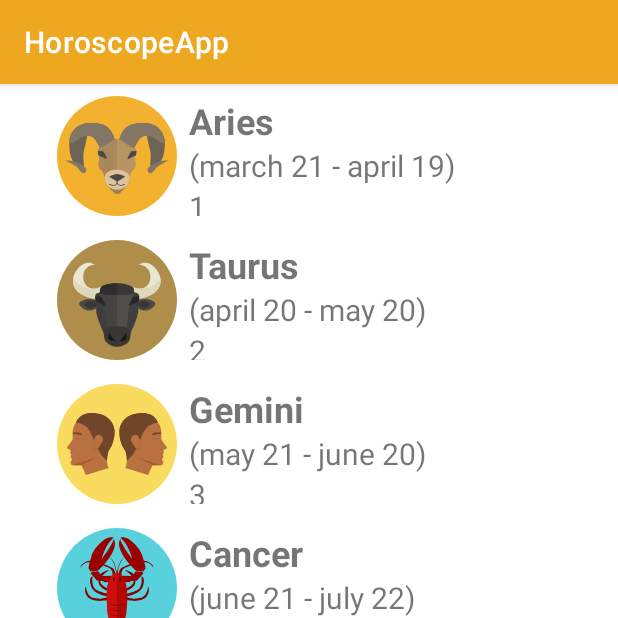
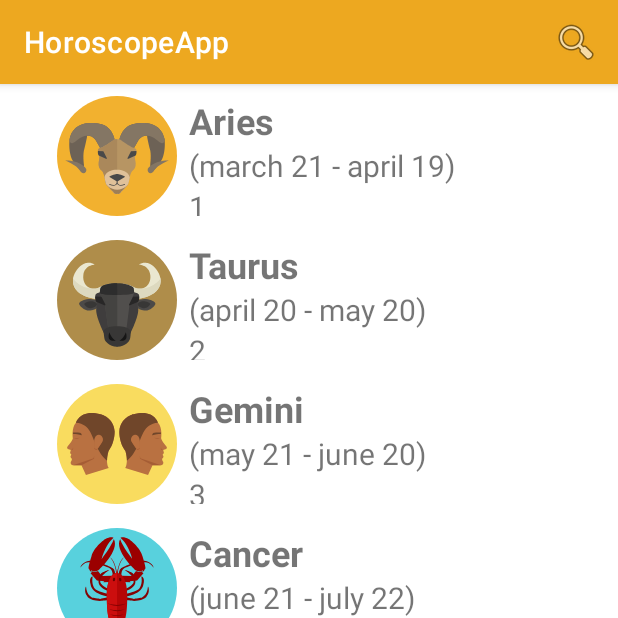
Before and after one commit to raulfl1982ndrd/HoroscopeApp, an Android app: the screen it shows after launch (MainActivity), on a phone screen of 412 x 824 dp, the top half of it. Run offline under Robolectric (Android 15) with nearby library versions, the phone set to English and light mode, and no system bars.

Commit message:
Se añade una funcion que cuando se esta buscando resalta el texto

```diff
--- a/app/src/main/java/com/example/horoscopeapp/Horoscope.kt
+++ b/app/src/main/java/com/example/horoscopeapp/Horoscope.kt
@@ -1,5 +1,5 @@
 package com.example.horoscopeapp
 
-class Horoscope(val id:String,val name:String, val logo:Int, val date:Int,val desc:String) {
+class Horoscope(val id:String,val name:String, val logo:Int, val date:Int,val desc:String,var favorite:Boolean) {
 
 }
--- a/app/src/main/java/com/example/horoscopeapp/HoroscopeProvider.kt
+++ b/app/src/main/java/com/example/horoscopeapp/HoroscopeProvider.kt
@@ -3,18 +3,18 @@ package com.example.horoscopeapp
 class HoroscopeProvider {
     companion object{
         private val horoscopesList: List<Horoscope> = listOf(
-            Horoscope("aries","Aries",R.drawable.aries,R.string.date_aries,"1"),
-            Horoscope("taurus","Taurus",R.drawable.taurus,R.string.date_taurus,"2"),
-            Horoscope("gemini","Gemini",R.drawable.gemini,R.string.date_gemini,"3"),
-            Horoscope("cancer","Cancer",R.drawable.cancer,R.string.date_cancer,"4"),
-            Horoscope("leo","Leo",R.drawable.leo,R.string.date_leo,"5"),
-            Horoscope("virgo","Virgo",R.drawable.virgo,R.string.date_virgo,"6"),
-            Horoscope("libra","Libra",R.drawable.libra,R.string.date_libra,"7"),
-            Horoscope("scorpio","Scorpio", R.drawable.scorpio,R.string.date_scorpio,"8"),
-            Horoscope("sagittarius","Sagittarius",R.drawable.sagittarius,R.string.date_sagittarius,"9"),
-            Horoscope("capricorn","Capricorn",R.drawable.capricornus,R.string.date_capricorn,"10"),
-            Horoscope("aquarius","Aquarius",R.drawable.aquarius,R.string.date_aquarius,"11"),
-            Horoscope("pisces","Pisces",R.drawable.pisces,R.string.date_pisces,"12")
+            Horoscope("aries","Aries",R.drawable.aries,R.string.date_aries,"1",false),
+            Horoscope("taurus","Taurus",R.drawable.taurus,R.string.date_taurus,"2",false),
+            Horoscope("gemini","Gemini",R.drawable.gemini,R.string.date_gemini,"3",false),
+            Horoscope("cancer","Cancer",R.drawable.cancer,R.string.date_cancer,"4",false),
+            Horoscope("leo","Leo",R.drawable.leo,R.string.date_leo,"5",false),
+            Horoscope("virgo","Virgo",R.drawable.virgo,R.string.date_virgo,"6",false),
+            Horoscope("libra","Libra",R.drawable.libra,R.string.date_libra,"7",false),
+            Horoscope("scorpio","Scorpio", R.drawable.scorpio,R.string.date_scorpio,"8",false),
+            Horoscope("sagittarius","Sagittarius",R.drawable.sagittarius,R.string.date_sagittarius,"9",false),
+            Horoscope("capricorn","Capricorn",R.drawable.capricornus,R.string.date_capricorn,"10",false),
+            Horoscope("aquarius","Aquarius",R.drawable.aquarius,R.string.date_aquarius,"11",false),
+            Horoscope("pisces","Pisces",R.drawable.pisces,R.string.date_pisces,"12",false)
         )
         fun findAll():List<Horoscope>{
             return horoscopesList
--- a/app/src/main/java/com/example/horoscopeapp/MainActivity.kt
+++ b/app/src/main/java/com/example/horoscopeapp/MainActivity.kt
@@ -20,6 +20,8 @@ class MainActivity : AppCompatActivity() {
     lateinit var horoscopesList: List<Horoscope>
 
     lateinit var recyclerView: RecyclerView
+
+    lateinit var adapter:HoroscopeAdapter
     override fun onCreate(savedInstanceState: Bundle?) {
         super.onCreate(savedInstanceState)
         //enableEdgeToEdge()
@@ -41,7 +43,7 @@ class MainActivity : AppCompatActivity() {
             Log.i("HOROSCOPE",horoscope.name)
         }
 
-        val adapter = HoroscopeAdapter(horoscopesList) { position ->
+         adapter = HoroscopeAdapter(horoscopesList) { position ->
             //val horoscope = horoscopesList[position]
             Log.i(
                 "onItemClickListener",
@@ -58,7 +60,7 @@ class MainActivity : AppCompatActivity() {
         getColor(R.color.purple_200)
 
     }
-
+//Procedimiento para instanciar el menu que hemos creado en la activity
     override fun onCreateOptionsMenu(menu: Menu?): Boolean {
         menuInflater.inflate(R.menu.menu_activity_main,menu)
         val searchViewItem = menu?.findItem(R.id.menu_search)
@@ -70,15 +72,25 @@ class MainActivity : AppCompatActivity() {
 
             override fun onQueryTextChange(newText: String?): Boolean {
                 Log.i("SEARCH","Estoy buscando: $newText")
-                horoscopesList = HoroscopeProvider.findAll()
+                if (newText != null) {
+                    //Devolvemos toda la lista.filtramos tal que el nombre de la lista que estamos buscando en la
+                    //busqueda contenga el texto ignorando las mayusculas
+                    horoscopesList =
+                            //Dependiedo como hallamos declarado el horoscope.name en la clase Horoscope
+                            //como un entero si utilizamos el fichero de string o un string si tenemos el
+                            //el nomnbre harcoded como string en el Horosope provider utilizamos una linea u otra de codigo
+                            //HoroscopeProvider.findAll().filter{getString(it.name).contains(newText,true) }  //Strings
+                            HoroscopeProvider.findAll().filter{it.name.contains(newText,true) }     //Hardcoded
 
+                    adapter.updateData(horoscopesList,newText)
+                }
                 return true
             }
 
         })
         return true
     }
-
+//funcion para detectar el click en el menu
     override fun onOptionsItemSelected(item: MenuItem): Boolean {
         return when (item.itemId) {
             R.id.menu_search -> {
--- a/app/src/main/res/menu/menu_activity_detail.xml
+++ b/app/src/main/res/menu/menu_activity_detail.xml
@@ -2,8 +2,8 @@
 <menu xmlns:android="http://schemas.android.com/apk/res/android"
     xmlns:app="http://schemas.android.com/apk/res-auto">
     <item
-        android:id="@+id/menu_favoriye"
-        android:icon="@android:drawable/ic_menu_preferences"
+        android:id="@+id/menu_favorite"
+        android:icon="@drawable/ic_favorite_border_24"
         app:showAsAction="always"
         android:title="@string/menu_favorite"
  />
--- /dev/null
+++ b/app/src/main/res/menu/menu_activity_main.xml
@@ -0,0 +1,10 @@
+<?xml version="1.0" encoding="utf-8"?>
+<menu xmlns:android="http://schemas.android.com/apk/res/android"
+    xmlns:app="http://schemas.android.com/apk/res-auto">
+    <item
+        android:id="@+id/menu_search"
+        android:title="@string/menu_search"
+        android:icon="@android:drawable/ic_menu_search"
+        app:actionViewClass="androidx.appcompat.widget.SearchView"
+        app:showAsAction="collapseActionView|always" />
+</menu>
```
Also changed, not shown: app/src/main/java/com/example/horoscopeapp/DetailActivity.kt (+20 -4 lines), app/src/main/java/com/example/horoscopeapp/HoroscopeAdapter.kt (+32 -1 lines), app/src/main/res/values/strings.xml (+15 -0 lines).
